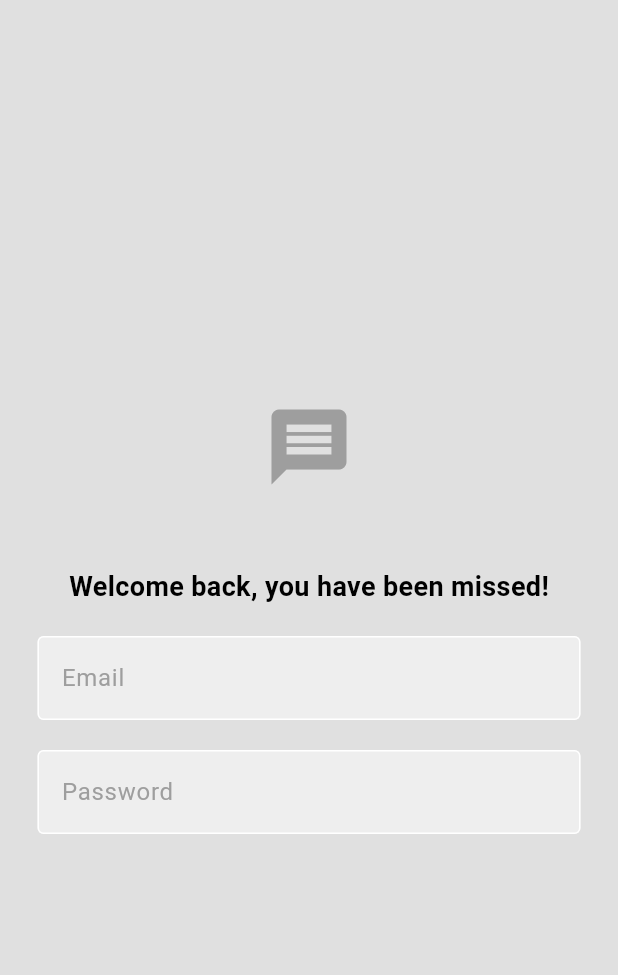
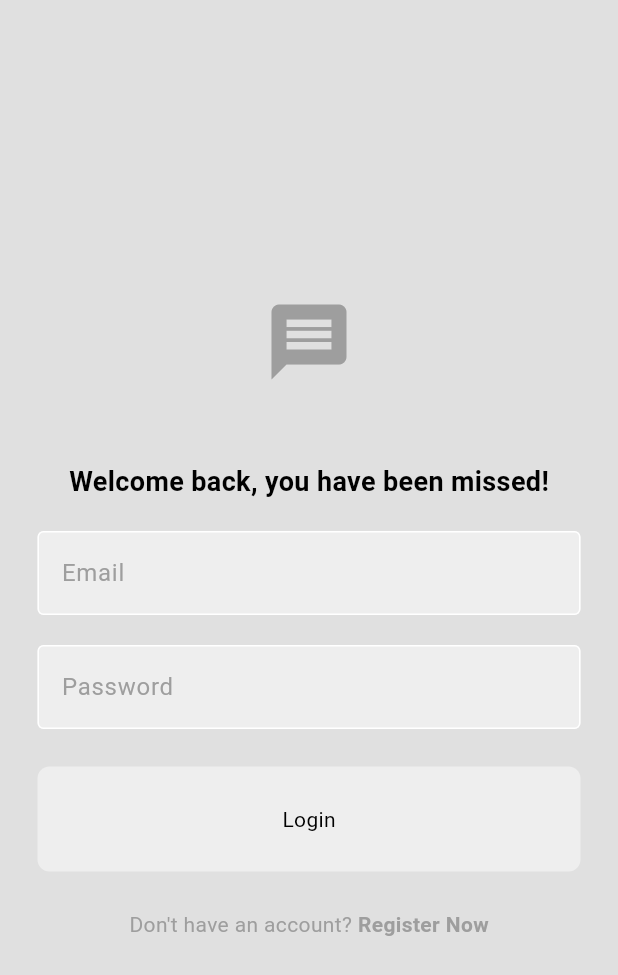
Before and after one commit to mkabdulazees56/flutte_chat_app_firbase, a Flutter app: the screen it shows after launch, on a phone screen of 412 x 824 dp. Shown: the top 975 px of the screen. Run offline on Flutter 3.47's test engine with Material 3 defaults, Android fonts, the light colour scheme and no system bars.

Commit message:
login page updated (login Button)

```diff
--- /dev/null
+++ b/lib/components/my_button.dart
@@ -0,0 +1,25 @@
+// ignore_for_file: prefer_const_constructors
+
+import 'package:flutter/material.dart';
+
+class MyButton extends StatelessWidget {
+  final String buttonText;
+  final void Function()? onTap;
+  const MyButton({super.key, required this.buttonText, required this.onTap});
+
+  @override
+  Widget build(BuildContext context) {
+    return GestureDetector(
+      onTap: onTap,
+      child: Container(
+          decoration: BoxDecoration(
+              color: Theme.of(context).colorScheme.secondary,
+              borderRadius: BorderRadius.circular(8)),
+          padding: EdgeInsets.all(25),
+          margin: EdgeInsets.symmetric(horizontal: 25),
+          child: Center(
+            child: Text(buttonText),
+          )),
+    );
+  }
+}
--- a/lib/components/my_text_field.dart
+++ b/lib/components/my_text_field.dart
@@ -5,8 +5,13 @@
 class MyTextField extends StatelessWidget {
   final String hintText;
   final bool obscuredText;
+  final TextEditingController controller;
+
   const MyTextField(
-      {super.key, required this.hintText, required this.obscuredText});
+      {super.key,
+      required this.hintText,
+      required this.obscuredText,
+      required this.controller});
 
   @override
   Widget build(BuildContext context) {
@@ -14,6 +19,7 @@
       padding: const EdgeInsets.symmetric(horizontal: 25.0),
       child: TextField(
         obscureText: obscuredText,
+        controller: controller,
         decoration: InputDecoration(
             enabledBorder: OutlineInputBorder(
                 borderSide:
--- a/lib/main.dart
+++ b/lib/main.dart
@@ -16,7 +16,7 @@
       debugShowCheckedModeBanner: false,
       title: 'Flutter Demo',
       theme: lightMode,
-      home: const LoginPage(),
+      home: LoginPage(),
     );
   }
 }
--- a/lib/pages/login_page.dart
+++ b/lib/pages/login_page.dart
@@ -1,10 +1,17 @@
 // ignore_for_file: prefer_const_constructors
 
 import 'package:flutter/material.dart';
+import 'package:flutter_chat_app_firebase/components/my_button.dart';
 import 'package:flutter_chat_app_firebase/components/my_text_field.dart';
 
 class LoginPage extends StatelessWidget {
-  const LoginPage({super.key});
+  final TextEditingController _emailController = TextEditingController();
+  final TextEditingController _passwordController = TextEditingController();
+
+  LoginPage({super.key});
+
+  // login method
+  void login() {}
 
   @override
   Widget build(BuildContext context) {
@@ -34,6 +41,7 @@
             MyTextField(
               hintText: "Email",
               obscuredText: false,
+              controller: _emailController,
             ),
             SizedBox(
               height: 20,
@@ -42,7 +50,30 @@
             MyTextField(
               hintText: 'Password',
               obscuredText: true,
-            )
+              controller: _passwordController,
+            ),
+            SizedBox(
+              height: 25,
+            ),
+            //Login Button
+            MyButton(
+              buttonText: "Login",
+              onTap: login,
+            ),
+            SizedBox(
+              height: 25,
+            ),
+            //register Button
+            Row(mainAxisAlignment: MainAxisAlignment.center, children: [
+              Text(
+                'Don\'t have an account? ',
+                style: TextStyle(color: Theme.of(context).colorScheme.primary),
+              ),
+              Text('Register Now',
+                  style: TextStyle(
+                      color: Theme.of(context).colorScheme.primary,
+                      fontWeight: FontWeight.bold)),
+            ])
           ],
         ),
       ),
```
